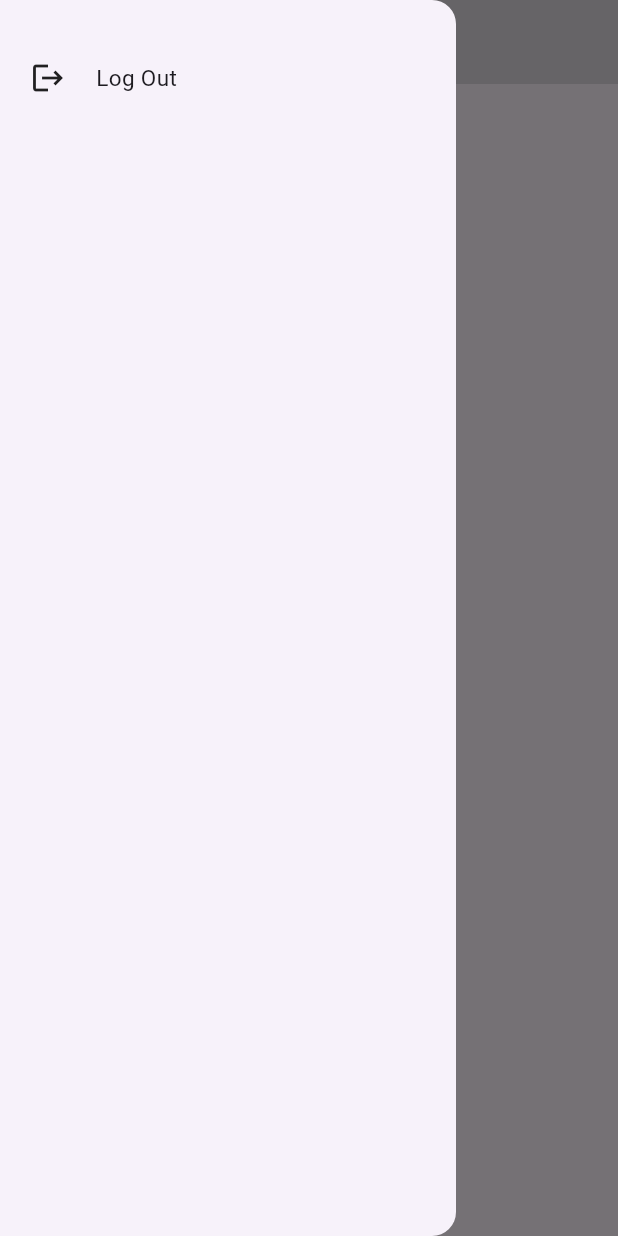
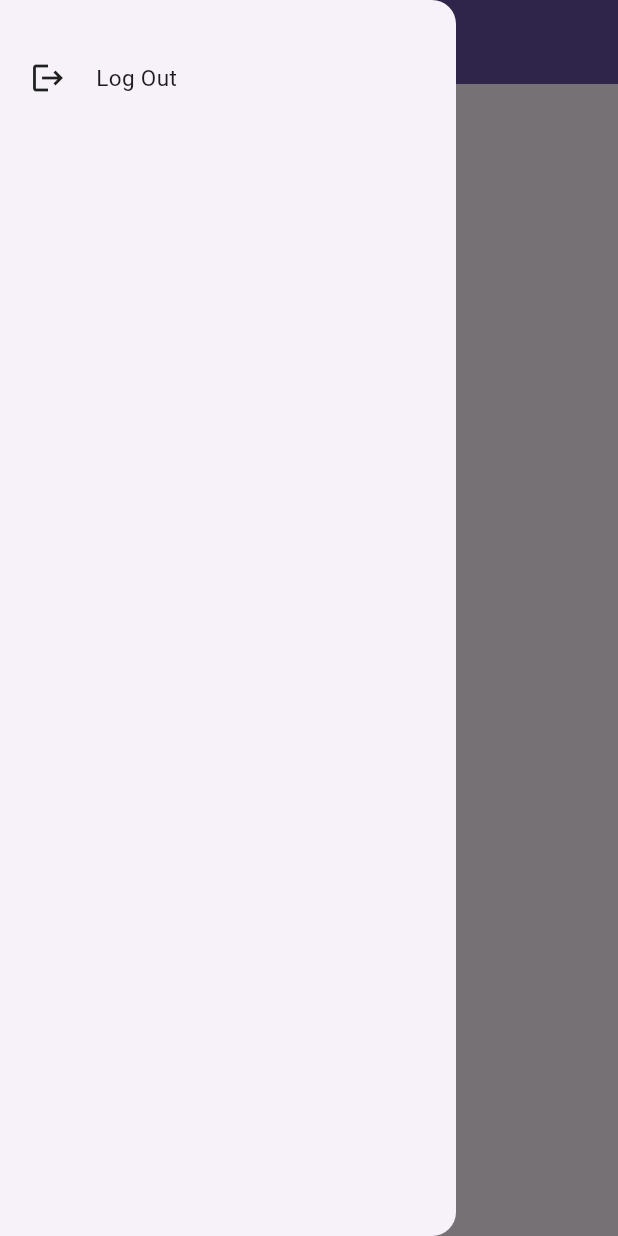
Before and after one commit to AshkanArabim/flirtify, a Flutter app: the screen it shows once a user with an empty profile is signed in, with the side drawer open, on a phone screen of 412 x 824 dp. Run offline on Flutter 3.47's test engine with Material 3 defaults, Android fonts, the phone set to English and light mode, and no system bars; our stand-ins replace cloud_firestore, firebase_auth, firebase_core; accounts and stored records are empty.

Commit message:
add color to app headers

```diff
--- a/lib/pages/chat.dart
+++ b/lib/pages/chat.dart
@@ -17,6 +17,9 @@ class ChatPage extends StatelessWidget {
   Widget build(BuildContext context) {
     return Scaffold(
       appBar: AppBar(
+        titleSpacing: 0,
+        backgroundColor: Theme.of(context).primaryColor,
+        foregroundColor: Colors.white,
         title: StreamBuilder(
           stream: chatRef.snapshots(),
           builder: (context, snapshot) {
@@ -30,6 +33,7 @@ class ChatPage extends StatelessWidget {
                 as Map<String, dynamic>;
             return Row(children: [
               ChatAvatar(chat: chat),
+              SizedBox(width: 15),
               ChatName(chat: chat),
             ]);
           },
--- a/lib/pages/home.dart
+++ b/lib/pages/home.dart
@@ -38,7 +38,8 @@ class _HomePageState extends State<HomePage> {
       ),
       appBar: AppBar(
         title: Text('Flirtify'),
-        backgroundColor: Colors.black12,
+        backgroundColor: Theme.of(context).primaryColor,
+        foregroundColor: Colors.white,
       ),
       body: StreamBuilder(
         stream: chatsStream,
```
